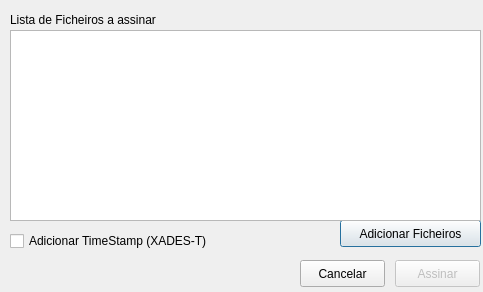
The window that _src/eidmw/eidgui/dlgSignature.ui (12019/svn.gov.pt) describes before a commit, drawn with Qt 5.
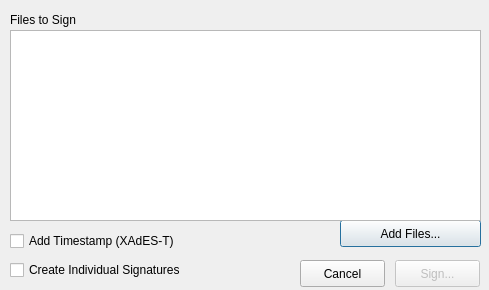
The same window after the commit. Icons and pictures are not drawn.

Commit message: Implement Multi-sign with no PIN request

Diff of the .ui file:
```diff
--- a/_src/eidmw/eidgui/dlgSignature.ui
+++ b/_src/eidmw/eidgui/dlgSignature.ui
@@ -6,8 +6,8 @@
    <rect>
     <x>0</x>
     <y>0</y>
-    <width>483</width>
-    <height>292</height>
+    <width>489</width>
+    <height>290</height>
    </rect>
   </property>
   <property name="sizePolicy">
@@ -42,7 +42,7 @@
     </sizepolicy>
    </property>
    <property name="text">
-    <string>Adicionar Ficheiros</string>
+    <string>Add Files...</string>
    </property>
   </widget>
   <widget class="QLabel" name="labelHeader">
@@ -55,7 +55,7 @@
     </rect>
    </property>
    <property name="text">
-    <string>Lista de Ficheiros a assinar</string>
+    <string>Files to Sign</string>
    </property>
   </widget>
   <widget class="QPushButton" name="pbCancel">
@@ -68,7 +68,7 @@
     </rect>
    </property>
    <property name="text">
-    <string>Cancelar</string>
+    <string>Cancel</string>
    </property>
   </widget>
   <widget class="QPushButton" name="pbSign">
@@ -84,7 +84,7 @@
     </rect>
    </property>
    <property name="text">
-    <string>Assinar</string>
+    <string>Sign...</string>
    </property>
   </widget>
   <widget class="QListView" name="listView">
@@ -107,7 +107,20 @@
     </rect>
    </property>
    <property name="text">
-    <string>Adicionar TimeStamp (XADES-T)</string>
+    <string>Add Timestamp (XAdES-T)</string>
+   </property>
+  </widget>
+  <widget class="QCheckBox" name="checkbox_singlefiles">
+   <property name="geometry">
+    <rect>
+     <x>10</x>
+     <y>260</y>
+     <width>221</width>
+     <height>20</height>
+    </rect>
+   </property>
+   <property name="text">
+    <string>Create Individual Signatures</string>
    </property>
   </widget>
  </widget>
```
Left out of the diff: 4 changed lines with no effect on the pictures. The commit also changes 83 other files.
